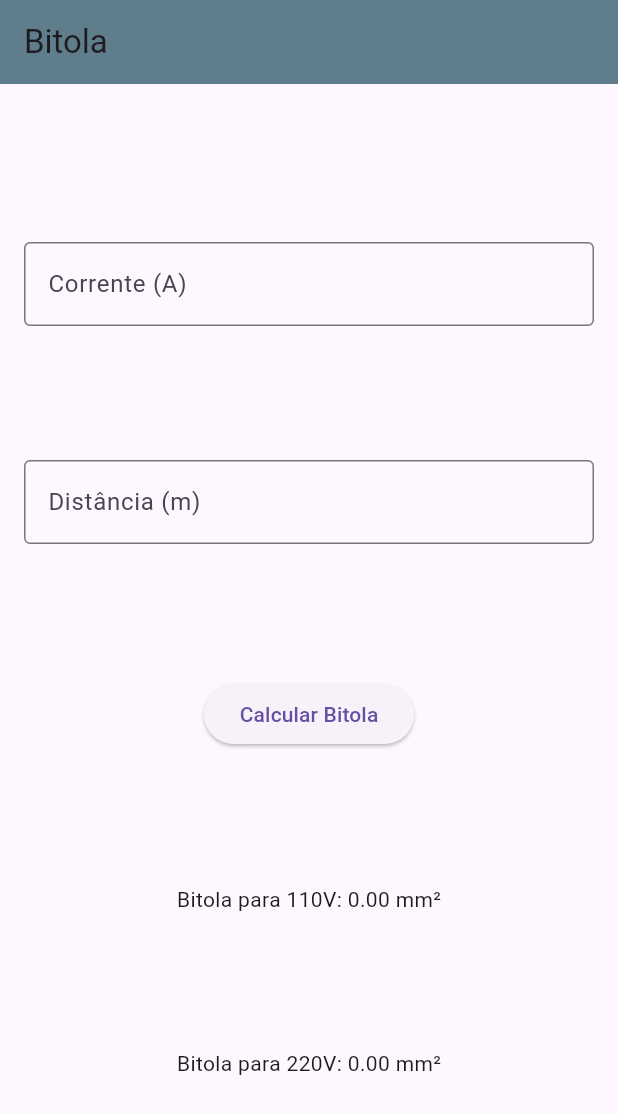
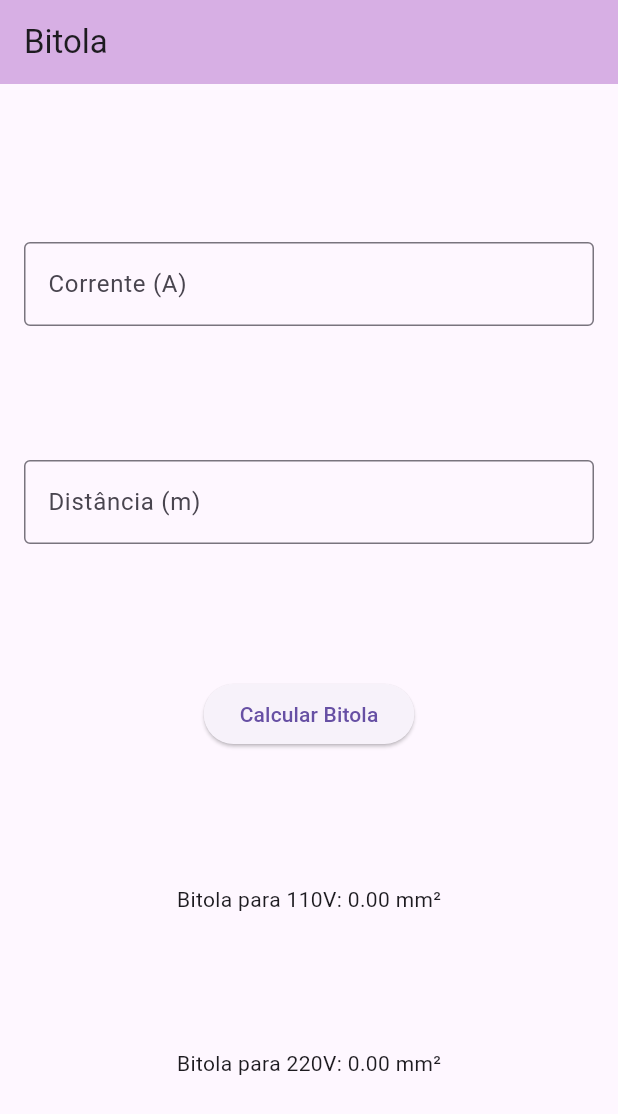
Before and after one commit to MirandaKathleen/bitola, a Flutter app: the screen it shows after launch, on a phone screen of 412 x 824 dp. Shown: the top 1114 px of the screen. Run offline on Flutter 3.47's test engine with Material 3 defaults, Android fonts, the phone set to English and light mode, and no system bars.

Commit message:
atualização

```diff
--- a/lib/ui/login.dart
+++ b/lib/ui/login.dart
@@ -30,7 +30,7 @@ class _CalculadoraBitolaScreenState extends State<Login> {
     return Scaffold(
       appBar: AppBar(
         title: Text('Bitola'),
-        backgroundColor: Colors.blueGrey,
+        backgroundColor: const Color.fromARGB(255, 215, 175, 228),
       ),
       body: Padding(
         padding: const EdgeInsets.all(16.0),
```
